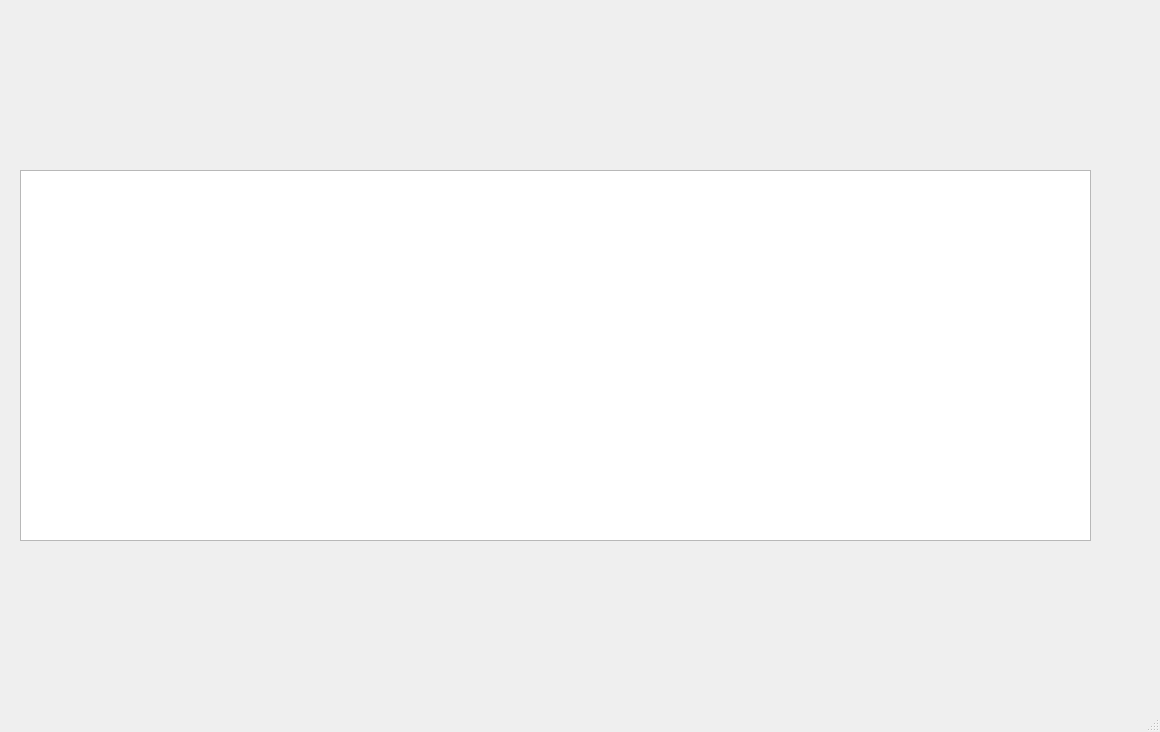
Qt form DataBase/wpisy.ui (Astropl/OptiBase) before a commit.
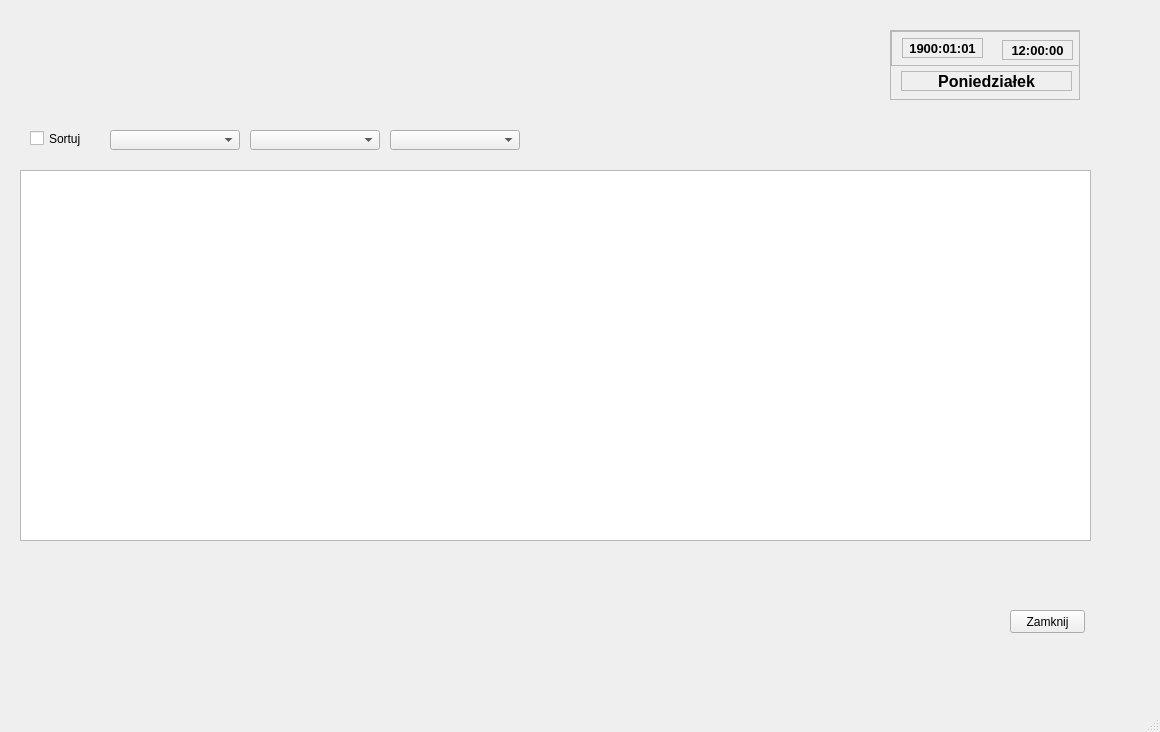
The same form after that commit.

```diff
--- a/DataBase/wpisy.ui
+++ b/DataBase/wpisy.ui
@@ -24,6 +24,191 @@
      </rect>
     </property>
    </widget>
+   <widget class="QCheckBox" name="checkBox">
+    <property name="geometry">
+     <rect>
+      <x>30</x>
+      <y>130</y>
+      <width>70</width>
+      <height>17</height>
+     </rect>
+    </property>
+    <property name="text">
+     <string>Sortuj</string>
+    </property>
+   </widget>
+   <widget class="QComboBox" name="comboBox">
+    <property name="geometry">
+     <rect>
+      <x>110</x>
+      <y>130</y>
+      <width>130</width>
+      <height>20</height>
+     </rect>
+    </property>
+   </widget>
+   <widget class="QComboBox" name="comboBox_2">
+    <property name="geometry">
+     <rect>
+      <x>390</x>
+      <y>130</y>
+      <width>130</width>
+      <height>20</height>
+     </rect>
+    </property>
+   </widget>
+   <widget class="QComboBox" name="comboBox_3">
+    <property name="geometry">
+     <rect>
+      <x>250</x>
+      <y>130</y>
+      <width>130</width>
+      <height>20</height>
+     </rect>
+    </property>
+   </widget>
+   <widget class="QScrollArea" name="scrollArea_8">
+    <property name="geometry">
+     <rect>
+      <x>890</x>
+      <y>30</y>
+      <width>190</width>
+      <height>70</height>
+     </rect>
+    </property>
+    <property name="widgetResizable">
+     <bool>true</bool>
+    </property>
+    <widget class="QWidget" name="scrollAreaWidgetContents_8">
+     <property name="geometry">
+      <rect>
+       <x>0</x>
+       <y>0</y>
+       <width>188</width>
+       <height>68</height>
+      </rect>
+     </property>
+     <widget class="QLabel" name="labelDzien">
+      <property name="geometry">
+       <rect>
+        <x>10</x>
+        <y>40</y>
+        <width>171</width>
+        <height>20</height>
+       </rect>
+      </property>
+      <property name="font">
+       <font>
+        <pointsize>12</pointsize>
+        <weight>75</weight>
+        <bold>true</bold>
+       </font>
+      </property>
+      <property name="frameShape">
+       <enum>QFrame::StyledPanel</enum>
+      </property>
+      <property name="text">
+       <string>Poniedziałek</string>
+      </property>
+      <property name="alignment">
+       <set>Qt::AlignCenter</set>
+      </property>
+      <property name="wordWrap">
+       <bool>false</bool>
+      </property>
+     </widget>
+     <widget class="QScrollArea" name="scrollArea_9">
+      <property name="geometry">
+       <rect>
+        <x>0</x>
+        <y>0</y>
+        <width>190</width>
+        <height>35</height>
+       </rect>
+      </property>
+      <property name="widgetResizable">
+       <bool>true</bool>
+      </property>
+      <widget class="QWidget" name="scrollAreaWidgetContents_9">
+       <property name="geometry">
+        <rect>
+         <x>0</x>
+         <y>0</y>
+         <width>188</width>
+         <height>33</height>
+        </rect>
+       </property>
+       <widget class="QLabel" name="labelZegara">
+        <property name="geometry">
+         <rect>
+          <x>110</x>
+          <y>8</y>
+          <width>71</width>
+          <height>20</height>
+         </rect>
+        </property>
+        <property name="font">
+         <font>
+          <pointsize>10</pointsize>
+          <weight>75</weight>
+          <bold>true</bold>
+         </font>
+        </property>
+        <property name="frameShape">
+         <enum>QFrame::StyledPanel</enum>
+        </property>
+        <property name="text">
+         <string>12:00:00</string>
+        </property>
+        <property name="alignment">
+         <set>Qt::AlignCenter</set>
+        </property>
+       </widget>
+       <widget class="QLabel" name="labelDaty">
+        <property name="geometry">
+         <rect>
+          <x>10</x>
+          <y>6</y>
+          <width>81</width>
+          <height>20</height>
+         </rect>
+        </property>
+        <property name="font">
+         <font>
+          <pointsize>10</pointsize>
+          <weight>75</weight>
+          <bold>true</bold>
+         </font>
+        </property>
+        <property name="frameShape">
+         <enum>QFrame::StyledPanel</enum>
+        </property>
+        <property name="text">
+         <string>1900:01:01</string>
+        </property>
+        <property name="alignment">
+         <set>Qt::AlignCenter</set>
+        </property>
+       </widget>
+      </widget>
+     </widget>
+     <zorder>scrollArea_9</zorder>
+     <zorder>labelDzien</zorder>
+    </widget>
+   </widget>
+   <widget class="QPushButton" name="pushButton">
+    <property name="geometry">
+     <rect>
+      <x>1010</x>
+      <y>610</y>
+      <width>75</width>
+      <height>23</height>
+     </rect>
+    </property>
+    <property name="text">
+     <string>Zamknij</string>
+    </property>
+   </widget>
   </widget>
   <widget class="QMenuBar" name="menubar">
    <property name="geometry">
```
